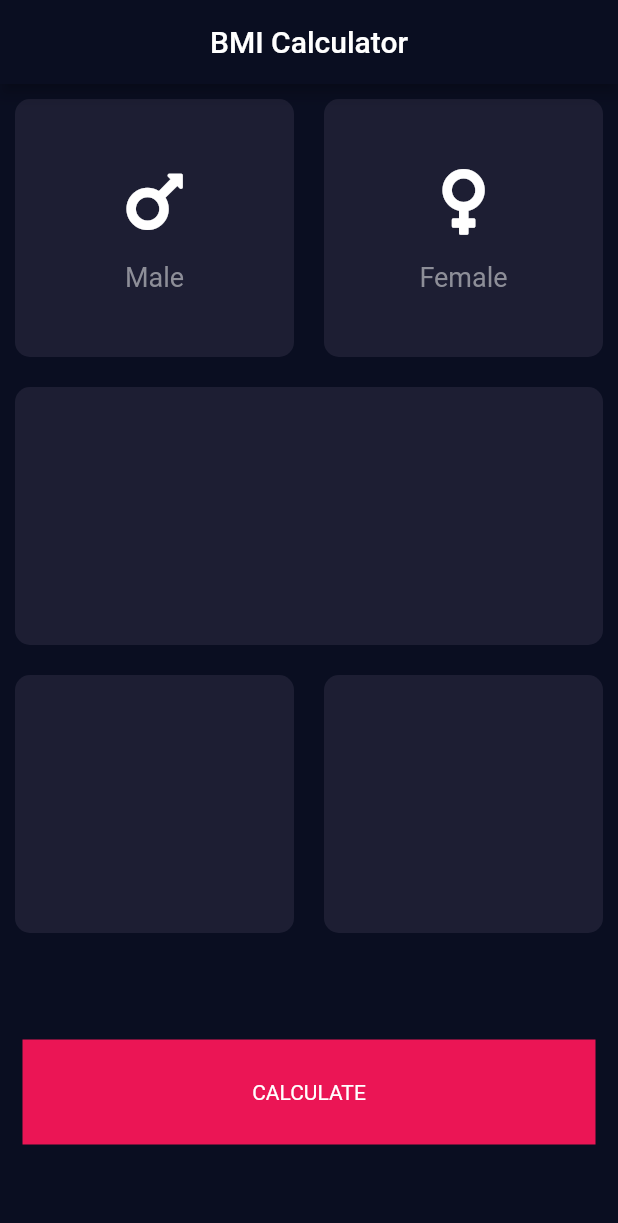
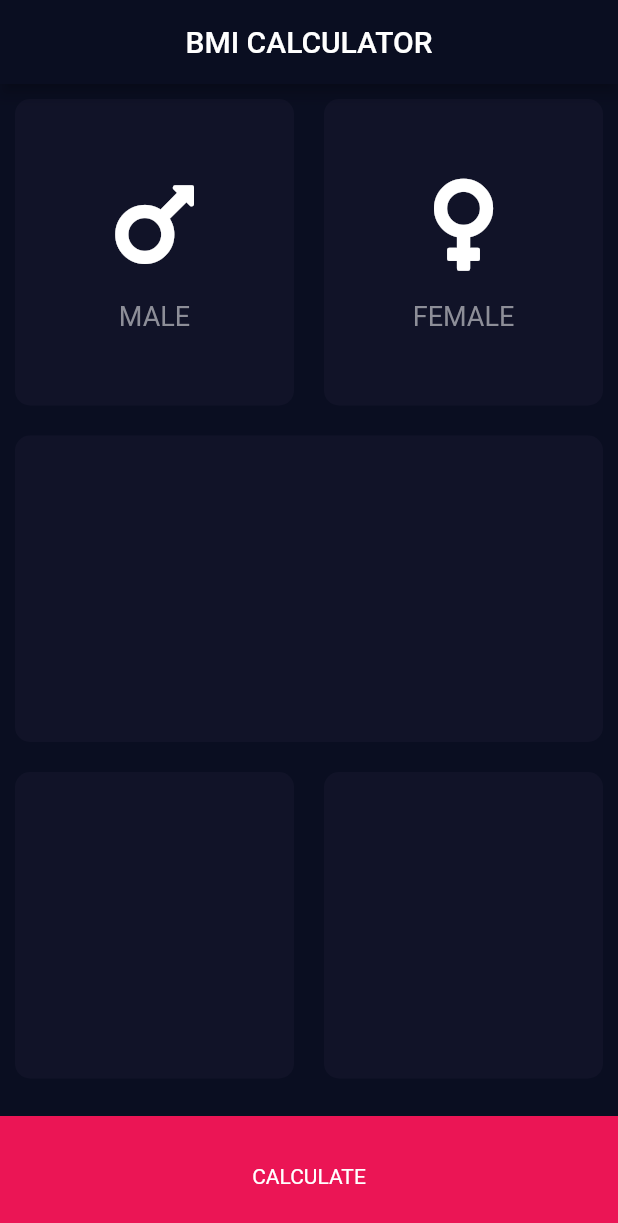
Before and after one commit to Norsyabani/praktikum-android, a Flutter app: the screen it shows after launch, on a phone screen of 412 x 824 dp. Shown: the top 1223 px of the screen. Run offline on Flutter 3.47's test engine with Material 2 defaults, Android fonts, the phone set to English and light mode, and no system bars; our stand-ins replace font_awesome_flutter.

Commit message:
make logic active and inActive color in  gender card

```diff
--- /dev/null
+++ b/lib/icon_content.dart
@@ -0,0 +1,33 @@
+import 'package:flutter/material.dart';
+
+class IconContent extends StatelessWidget {
+  const IconContent({
+    Key? key,
+    required this.icon,
+    required this.label,
+  }) : super(key: key);
+
+  final String label;
+  final IconData icon;
+
+  @override
+  Widget build(BuildContext context) {
+    return Column(
+      mainAxisAlignment: MainAxisAlignment.center,
+      children: [
+        Icon(
+          icon,
+          size: 70.0,
+        ),
+        SizedBox(
+          height: 15.0,
+        ),
+        Text(
+          label,
+          style:
+              TextStyle(fontSize: 18.0, color: Color(0xFF8D8E98)),
+        ),
+      ],
+    );
+  }
+}
--- a/lib/input_page.dart
+++ b/lib/input_page.dart
@@ -1,9 +1,14 @@
 import 'package:flutter/material.dart';
 import 'package:font_awesome_flutter/font_awesome_flutter.dart';
+import 'icon_content.dart';
+import 'reusable_widget.dart';
 
-const bottomContainerHeight = 70.0;
-const activeCard = Color(0xFF1D1E33);
+const bottomContainerHeight = 80.0;
+const activeCardColor = Color(0xFF1D1E33);
+const inActiveCardColor = Color(0xFF111328);
 const buttonContainerColor = Color(0xFFEB1555);
+
+enum Gender { male, female }
 
 class InputPage extends StatefulWidget {
   const InputPage({Key? key}) : super(key: key);
@@ -13,11 +18,34 @@ class InputPage extends StatefulWidget {
 }
 
 class _InputPageState extends State<InputPage> {
+  Color maleCardColor = inActiveCardColor;
+  Color femaleCardColor = inActiveCardColor;
+
+  void updateColor(Gender selectedColor) {
+    if (selectedColor == Gender.male) {
+      if (maleCardColor == inActiveCardColor) {
+        maleCardColor = activeCardColor;
+        femaleCardColor = inActiveCardColor;
+      } else {
+        maleCardColor = inActiveCardColor;
+      }
+    }
+
+    if (selectedColor == Gender.female) {
+      if (femaleCardColor == inActiveCardColor) {
+        femaleCardColor = activeCardColor;
+        maleCardColor = inActiveCardColor;
+      } else {
+        femaleCardColor = inActiveCardColor;
+      }
+    }
+  }
+
   @override
   Widget build(BuildContext context) {
     return Scaffold(
       appBar: AppBar(
-        title: Text('BMI Calculator'),
+        title: Text('BMI CALCULATOR'),
         backgroundColor: Color(0xFF0A0E21),
         centerTitle: true,
       ),
@@ -28,46 +56,36 @@ class _InputPageState extends State<InputPage> {
               child: Row(
             children: [
               Expanded(
+                child: GestureDetector(
+                  onTap: () {
+                    print('This is Male');
+                    setState(() {
+                      updateColor(Gender.male);
+                    });
+                  },
                   child: ReusableWidget(
-                  color: activeCard,
-                  cardChild: Column(
-                    mainAxisAlignment: MainAxisAlignment.center,
-                    children: [
-                      Icon(
-                        FontAwesomeIcons.mars,
-                        size: 50.0,
+                    color: maleCardColor,
+                    cardChild: IconContent(
+                      icon: FontAwesomeIcons.mars,
+                      label: 'MALE',
                     ),
-                      SizedBox(
-                        height: 15.0,
-                      ),
-                      Text(
-                        'Male',
-                        style:
-                            TextStyle(fontSize: 18.0, color: Color(0xFF8D8E98)),
-                      ),
-                    ],
                   ),
                 ),
               ),
               Expanded(
+                child: GestureDetector(
+                  onTap: () {
+                    print('This is Female');
+                    setState(() {
+                      updateColor(Gender.female);
+                    });
+                  },
                   child: ReusableWidget(
-                  color: activeCard,
-                  cardChild: Column(
-                    mainAxisAlignment: MainAxisAlignment.center,
-                    children: [
-                      Icon(
-                        FontAwesomeIcons.venus,
-                        size: 50.0,
+                    color: femaleCardColor,
+                    cardChild: IconContent(
+                      icon: FontAwesomeIcons.venus,
+                      label: 'FEMALE',
                     ),
-                      SizedBox(
-                        height: 15.0,
-                      ),
-                      Text(
-                        'Female',
-                        style:
-                            TextStyle(fontSize: 18.0, color: Color(0xFF8D8E98)),
-                      ),
-                    ],
                   ),
                 ),
               ),
@@ -80,7 +98,7 @@ class _InputPageState extends State<InputPage> {
             children: [
               Expanded(
                 child: ReusableWidget(
-                  color: activeCard,
+                  color: inActiveCardColor,
                 ),
               ),
             ],
@@ -92,25 +110,21 @@ class _InputPageState extends State<InputPage> {
             children: [
               Expanded(
                 child: ReusableWidget(
-                  color: activeCard,
+                  color: inActiveCardColor,
                 ),
               ),
               Expanded(
                 child: ReusableWidget(
-                  color: activeCard,
+                  color: inActiveCardColor,
                 ),
               ),
             ],
           )),
 
           //Tombol Calculate
-          Expanded(
-              child: Row(
-            children: [
-              Expanded(
-                child: Container(
+          Container(
             alignment: Alignment.center,
-                  margin: EdgeInsets.all(15.0),
+            margin: EdgeInsets.only(top: 15.0),
             decoration: BoxDecoration(
               color: buttonContainerColor,
             ),
@@ -118,33 +132,8 @@ class _InputPageState extends State<InputPage> {
             width: double.infinity,
             child: Text('CALCULATE'),
           ),
-              ),
-            ],
-          )),
         ],
       ),
     );
   }
 }
-
-// ignore: must_be_immutable
-class ReusableWidget extends StatelessWidget {
-  ReusableWidget({required this.color, this.cardChild});
-
-  Color color;
-  final Widget? cardChild;
-
-  @override
-  Widget build(BuildContext context) {
-    return Container(
-      child: cardChild,
-      margin: EdgeInsets.all(10.0),
-      decoration: BoxDecoration(
-        color: color, //Color(0xFF1D1E33),
-        borderRadius: BorderRadius.circular(10.0),
-      ),
-      height: 300.0,
-      width: 179.0,
-    );
-  }
-}
--- /dev/null
+++ b/lib/reusable_widget.dart
@@ -0,0 +1,23 @@
+import 'package:flutter/material.dart';
+
+// ignore: must_be_immutable
+class ReusableWidget extends StatelessWidget {
+  ReusableWidget({required this.color, this.cardChild});
+
+  Color color;
+  final Widget? cardChild;
+
+  @override
+  Widget build(BuildContext context) {
+    return Container(
+      child: cardChild,
+      margin: EdgeInsets.all(10.0),
+      decoration: BoxDecoration(
+        color: color, //Color(0xFF1D1E33),
+        borderRadius: BorderRadius.circular(10.0),
+      ),
+      height: 300.0,
+      width: 179.0,
+    );
+  }
+}
```
Lines whose indentation alone changed are shown as unchanged.
